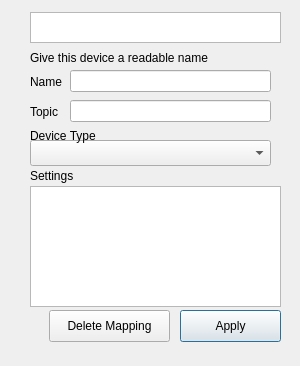
Old version of the form topicmanagers/digisense/ui_dsdevicemapdialog.ui in the repository nzfarmer1/telemetrylayer.
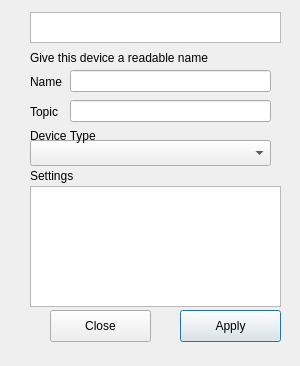
New version of the form.

Diff of the .ui file:
```diff
--- a/topicmanagers/digisense/ui_dsdevicemapdialog.ui
+++ b/topicmanagers/digisense/ui_dsdevicemapdialog.ui
@@ -105,6 +105,19 @@
     <string>Apply</string>
    </property>
   </widget>
+  <widget class="QPushButton" name="closeButton">
+   <property name="geometry">
+    <rect>
+     <x>50</x>
+     <y>310</y>
+     <width>101</width>
+     <height>32</height>
+    </rect>
+   </property>
+   <property name="text">
+    <string>Close</string>
+   </property>
+  </widget>
   <widget class="QLineEdit" name="topic">
    <property name="geometry">
     <rect>
@@ -200,19 +213,6 @@
     <bool>false</bool>
    </attribute>
   </widget>
-  <widget class="QPushButton" name="deleteButton">
-   <property name="geometry">
-    <rect>
-     <x>49</x>
-     <y>310</y>
-     <width>121</width>
-     <height>32</height>
-    </rect>
-   </property>
-   <property name="text">
-    <string>Delete Mapping</string>
-   </property>
-  </widget>
   <widget class="QTextEdit" name="deviceKeyLabel">
    <property name="geometry">
     <rect>
```
